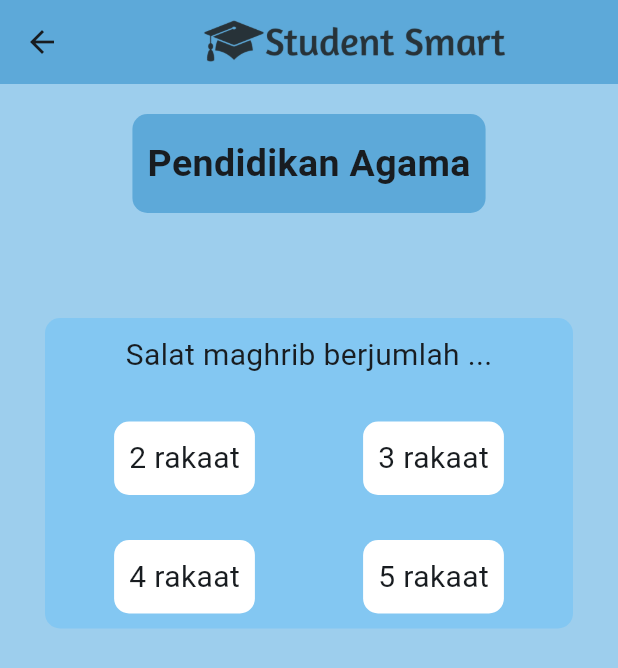
After one commit to RaflySyauqi21/student_smart, a Flutter app: the PendidikanAgamaPage screen opened directly, on a phone screen of 412 x 824 dp. The commit adds this screen. Shown: the top 668 px of the screen. Run offline on Flutter 3.47's test engine with Material 3 defaults, Android fonts, the phone set to English and light mode, and no system bars.

Commit message:
quiz pendidikan agama

```diff
--- /dev/null
+++ b/lib/pages/pendidikan_agama_page.dart
@@ -0,0 +1,73 @@
+import 'package:flutter/material.dart';
+import 'package:student_smart/component/quiz_option.dart';
+
+class PendidikanAgamaPage extends StatelessWidget {
+  const PendidikanAgamaPage({super.key});
+
+  @override
+  Widget build(BuildContext context) {
+    return Scaffold(
+      backgroundColor: Color.fromRGBO(157, 206, 237, 1),
+      appBar: AppBar(
+        title: Image.asset('assets/logo.png', width: 400, height: 260),
+        centerTitle: true,
+        backgroundColor: Color.fromRGBO(93, 169, 217, 1),
+      ),
+      body: Center(
+        child: Column(
+          children: [
+            SizedBox(height: 20),
+            Container(
+              padding: EdgeInsets.symmetric(vertical: 15, horizontal: 10),
+              decoration: BoxDecoration(
+                color: Color.fromRGBO(93, 169, 217, 1),
+                borderRadius: BorderRadius.all(Radius.circular(10)),
+              ),
+              child: Text(
+                'Pendidikan Agama',
+                style: TextStyle(fontSize: 25, fontWeight: FontWeight.bold),
+              ),
+            ),
+            SizedBox(height: 40),
+            Container(
+              padding: EdgeInsets.symmetric(vertical: 10, horizontal: 10),
+              margin: EdgeInsets.all(30),
+              decoration: BoxDecoration(
+                color: Color.fromRGBO(131, 199, 242, 1),
+                borderRadius: BorderRadius.all(Radius.circular(10)),
+              ),
+              child: Column(
+                spacing: 30,
+                children: [
+                  Text(
+                    'Salat maghrib berjumlah ...',
+                    style: TextStyle(fontSize: 20),
+                  ),
+                  Column(
+                    spacing: 30,
+                    children: [
+                      Row(
+                        mainAxisAlignment: MainAxisAlignment.spaceAround,
+                        children: [
+                          QuizOption(name: '2 rakaat', color: Colors.red),
+                          QuizOption(name: '3 rakaat', color: Colors.green),
+                        ],
+                      ),
+                      Row(
+                        mainAxisAlignment: MainAxisAlignment.spaceAround,
+                        children: [
+                          QuizOption(name: '4 rakaat', color: Colors.red),
+                          QuizOption(name: '5 rakaat', color: Colors.red),
+                        ],
+                      ),
+                    ],
+                  ),
+                ],
+              ),
+            ),
+          ],
+        ),
+      ),
+    );
+  }
+}
--- a/lib/pages/quiz_selection_page.dart
+++ b/lib/pages/quiz_selection_page.dart
@@ -2,6 +2,7 @@ import 'package:flutter/material.dart';
 import 'package:student_smart/pages/bahasa_indonesia_page.dart';
 import 'package:student_smart/pages/bahasa_inggris_page.dart';
 import 'package:student_smart/pages/matematika_page.dart';
+import 'package:student_smart/pages/pendidikan_agama_page.dart';
 
 class QuizSelectionpage extends StatefulWidget {
   const QuizSelectionpage({super.key});
@@ -23,7 +24,7 @@ class _QuizSelectionpageState extends State<QuizSelectionpage> {
     BahasaIndonesiaPage(),
     MatematikaPage(),
     BahasaInggrisPage(),
-    MatematikaPage(),
+    PendidikanAgamaPage(),
     MatematikaPage(),
   ];
   @override
```
